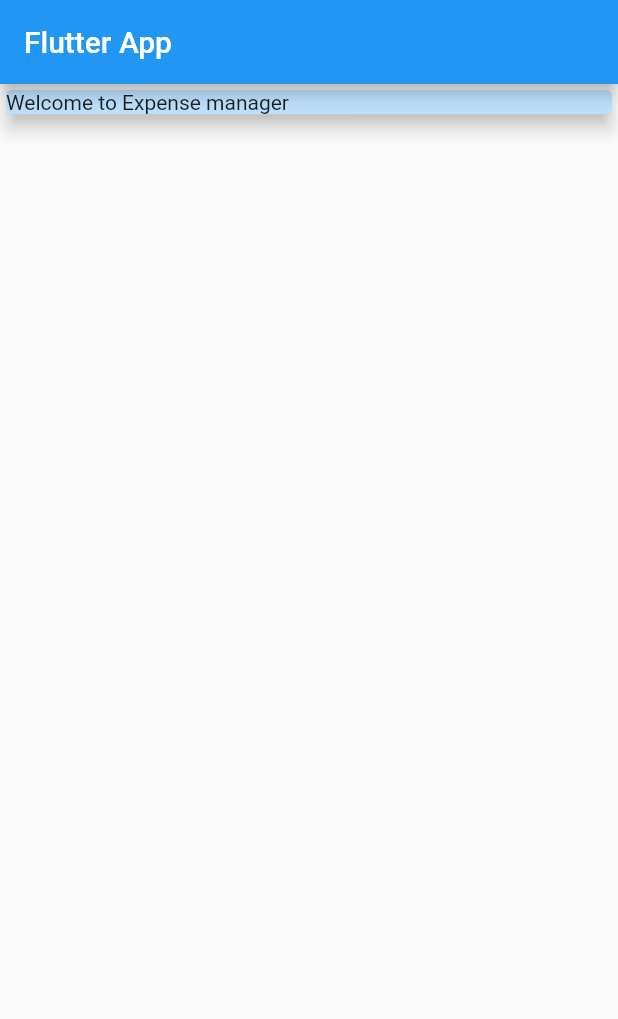
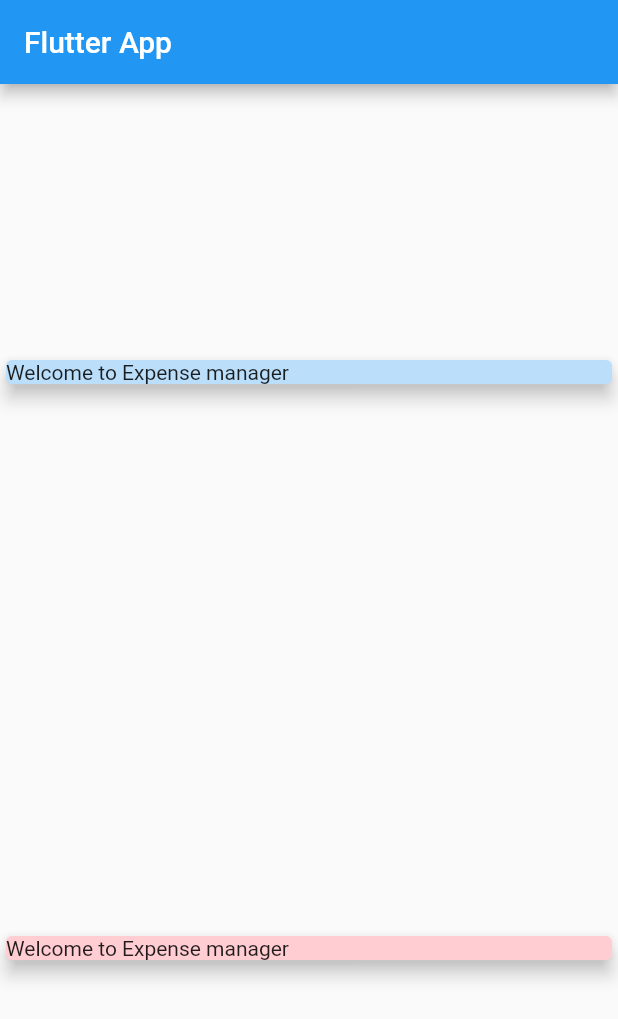
Before and after one commit to zohaib304/expense_manager, a Flutter app: the screen it shows after launch, on a phone screen of 412 x 824 dp. Shown: the top 1019 px of the screen. Run offline on Flutter 3.47's test engine with Material 2 defaults, Android fonts, the phone set to English and light mode, and no system bars.

```diff
--- a/lib/main.dart
+++ b/lib/main.dart
@@ -1,4 +1,6 @@
 import 'package:flutter/material.dart';
+
+import './transaction.dart';
 
 void main() => runApp(MyApp());
 
@@ -13,11 +15,18 @@ class MyApp extends StatelessWidget {
 }
 
 class MyHomePage extends StatelessWidget {
+  final List<Transaction> transaction = [
+    Transaction(id: 't1', title: 'Shirt', amount: 500.0, date: DateTime.now())
+  ];
+
   @override
   Widget build(BuildContext context) {
     return Scaffold(
         appBar: AppBar(title: Text("Flutter App")),
-      body: Column(children: <Widget>[
+        body: Column(
+          mainAxisAlignment: MainAxisAlignment.spaceAround,
+          crossAxisAlignment: CrossAxisAlignment.stretch,
+          children: <Widget>[
             Container(
               width: double.infinity,
               child: Card(
@@ -25,8 +34,13 @@ class MyHomePage extends StatelessWidget {
                 child: Text("Welcome to Expense manager"),
                 elevation: 5,
               ),
-        )
-      ],)
-    );
+            ),
+            Card(
+              color: Colors.red[100],
+              child: Text("Welcome to Expense manager"),
+              elevation: 5,
+            ),
+          ],
+        ));
   }
 }
--- /dev/null
+++ b/lib/transaction.dart
@@ -0,0 +1,15 @@
+import 'package:flutter/foundation.dart';
+
+class Transaction {
+  final String id;
+  final String title;
+  final double amount;
+  final DateTime date;
+
+  Transaction({
+    @required this.id,
+    @required this.title,
+    @required this.amount,
+    @required this.date
+  });
+}
```
Lines whose indentation alone changed are shown as unchanged.
